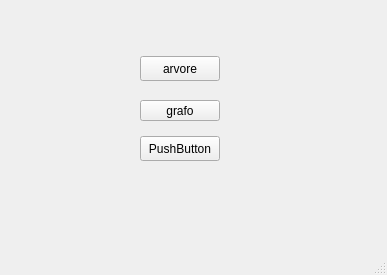
Qt form gui/mainwindow.ui (Yhas-04/trabalhoFinalEstruturaDeDadosII) before a commit.
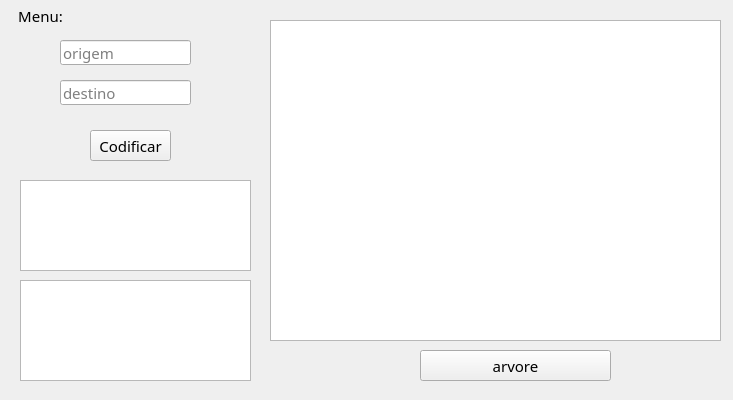
The same form after that commit. Icons and pictures are not drawn.

Diff of the .ui file:
```diff
--- a/gui/mainwindow.ui
+++ b/gui/mainwindow.ui
@@ -6,21 +6,40 @@
    <rect>
     <x>0</x>
     <y>0</y>
-    <width>387</width>
-    <height>275</height>
+    <width>733</width>
+    <height>400</height>
    </rect>
   </property>
+  <property name="font">
+   <font>
+    <family>Noto Kufi Arabic Medium</family>
+    <pointsize>11</pointsize>
+    <bold>false</bold>
+   </font>
+  </property>
+  <property name="mouseTracking">
+   <bool>true</bool>
+  </property>
   <property name="windowTitle">
    <string>MainWindow</string>
   </property>
+  <property name="windowIcon">
+   <iconset theme="QIcon::ThemeIcon::GoHome"/>
+  </property>
+  <property name="autoFillBackground">
+   <bool>false</bool>
+  </property>
+  <property name="tabShape">
+   <enum>QTabWidget::Rounded</enum>
+  </property>
   <widget class="QWidget" name="centralwidget">
    <widget class="QPushButton" name="btArvore">
     <property name="geometry">
      <rect>
-      <x>140</x>
-      <y>56</y>
-      <width>80</width>
-      <height>25</height>
+      <x>420</x>
+      <y>350</y>
+      <width>191</width>
+      <height>31</height>
      </rect>
     </property>
     <property name="text">
@@ -30,41 +49,101 @@
    <widget class="QPushButton" name="btGrafo">
     <property name="geometry">
      <rect>
-      <x>140</x>
-      <y>100</y>
-      <width>80</width>
-      <height>21</height>
+      <x>90</x>
+      <y>130</y>
+      <width>81</width>
+      <height>31</height>
      </rect>
     </property>
     <property name="text">
-     <string>grafo</string>
+     <string>Codificar</string>
     </property>
    </widget>
-   <widget class="QPushButton" name="pushButton_3">
+   <widget class="QGraphicsView" name="graphicsViewMain">
     <property name="geometry">
      <rect>
-      <x>140</x>
-      <y>136</y>
-      <width>80</width>
-      <height>25</height>
+      <x>270</x>
+      <y>20</y>
+      <width>451</width>
+      <height>321</height>
      </rect>
     </property>
+   </widget>
+   <widget class="QLabel" name="label">
+    <property name="geometry">
+     <rect>
+      <x>-10</x>
+      <y>0</y>
+      <width>101</width>
+      <height>31</height>
+     </rect>
+    </property>
     <property name="text">
-     <string>PushButton</string>
+     <string>Menu:</string>
     </property>
+    <property name="textFormat">
+     <enum>Qt::AutoText</enum>
+    </property>
+    <property name="scaledContents">
+     <bool>false</bool>
+    </property>
+    <property name="alignment">
+     <set>Qt::AlignCenter</set>
+    </property>
    </widget>
+   <widget class="QTextBrowser" name="textBrowserCodificacao">
+    <property name="geometry">
+     <rect>
+      <x>20</x>
+      <y>280</y>
+      <width>231</width>
+      <height>101</height>
+     </rect>
+    </property>
+   </widget>
+   <widget class="QLineEdit" name="lDestino">
+    <property name="geometry">
+     <rect>
+      <x>60</x>
+      <y>80</y>
+      <width>131</width>
+      <height>25</height>
+     </rect>
+    </property>
+    <property name="whatsThis">
+     <string/>
+    </property>
+    <property name="accessibleName">
+     <string/>
+    </property>
+    <property name="placeholderText">
+     <string>destino</string>
+    </property>
+   </widget>
+   <widget class="QLineEdit" name="lOrigem">
+    <property name="geometry">
+     <rect>
+      <x>60</x>
+      <y>40</y>
+      <width>131</width>
+      <height>25</height>
+     </rect>
+    </property>
+    <property name="placeholderText">
+     <string>origem</string>
+    </property>
+   </widget>
+   <widget class="QTextEdit" name="textEditResultado">
+    <property name="geometry">
+     <rect>
+      <x>20</x>
+      <y>180</y>
+      <width>231</width>
+      <height>91</height>
+     </rect>
+    </property>
+   </widget>
   </widget>
-  <widget class="QMenuBar" name="menubar">
-   <property name="geometry">
-    <rect>
-     <x>0</x>
-     <y>0</y>
-     <width>387</width>
-     <height>22</height>
-    </rect>
-   </property>
-  </widget>
-  <widget class="QStatusBar" name="statusbar"/>
  </widget>
  <resources/>
  <connections/>
```
Left out of the diff: 8 changed lines with no effect on the pictures.
